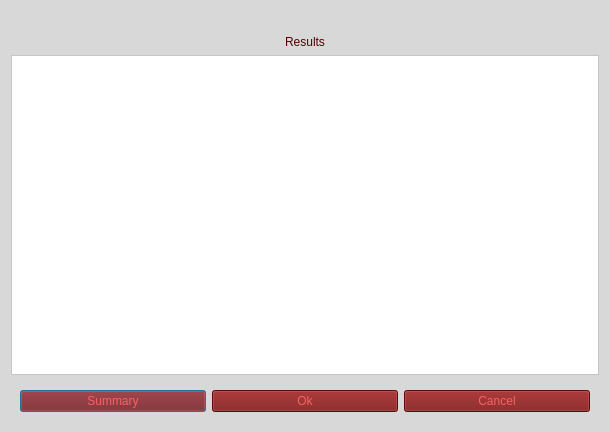
Old version of the form src/gui/generated/ui/ui_ResultsWindow.ui in the repository matusjokay/paranoYa.
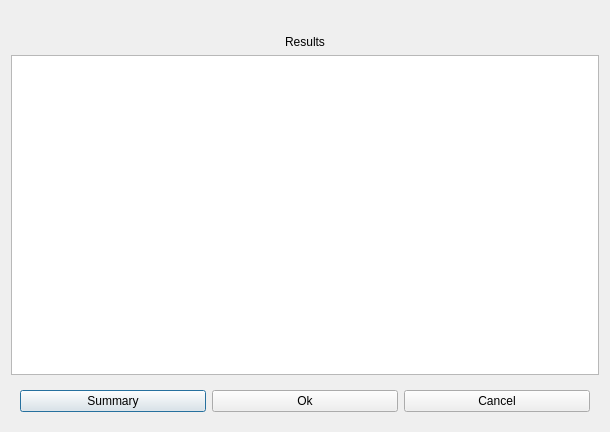
New version of the form.

```diff
--- a/src/gui/generated/ui/ui_ResultsWindow.ui
+++ b/src/gui/generated/ui/ui_ResultsWindow.ui
@@ -13,9 +13,6 @@
   <property name="windowTitle">
    <string>Results</string>
   </property>
-  <property name="styleSheet">
-   <string notr="true">background-color:#D8D8D8</string>
-  </property>
   <layout class="QVBoxLayout" name="verticalLayout_2">
    <item>
     <widget class="QWidget" name="resultArea" native="true">
@@ -24,9 +21,6 @@
    </item>
    <item>
     <widget class="QLabel" name="Resultslbl">
-     <property name="styleSheet">
-      <string notr="true">color:#520202</string>
-     </property>
      <property name="text">
       <string>Results</string>
      </property>
@@ -36,40 +30,27 @@
     </widget>
    </item>
    <item>
-    <widget class="QTableView" name="resultTable">
-     <property name="styleSheet">
-      <string notr="true">background-color:#FFFFFF;color:#520202</string>
-     </property>
-    </widget>
+    <widget class="QTableView" name="resultTable"/>
    </item>
    <item>
     <widget class="QWidget" name="ButtonArea" native="true">
      <layout class="QHBoxLayout" name="horizontalLayout">
       <item>
-       <widget class="QPushButton" name="pushButton">
-        <property name="styleSheet">
-         <string notr="true">background-color:#790E0E;color:#F86262</string>
-        </property>
+       <widget class="QPushButton" name="Summarybtn">
         <property name="text">
          <string>Summary</string>
         </property>
        </widget>
       </item>
       <item>
-       <widget class="QPushButton" name="pushButton_2">
-        <property name="styleSheet">
-         <string notr="true">background-color:#790E0E;color:#F86262</string>
-        </property>
+       <widget class="QPushButton" name="Okbtn">
         <property name="text">
          <string>Ok</string>
         </property>
        </widget>
       </item>
       <item>
-       <widget class="QPushButton" name="pushButton_3">
-        <property name="styleSheet">
-         <string notr="true">background-color:#790E0E;color:#F86262</string>
-        </property>
+       <widget class="QPushButton" name="Cancelbtn">
         <property name="text">
          <string>Cancel</string>
         </property>
```
